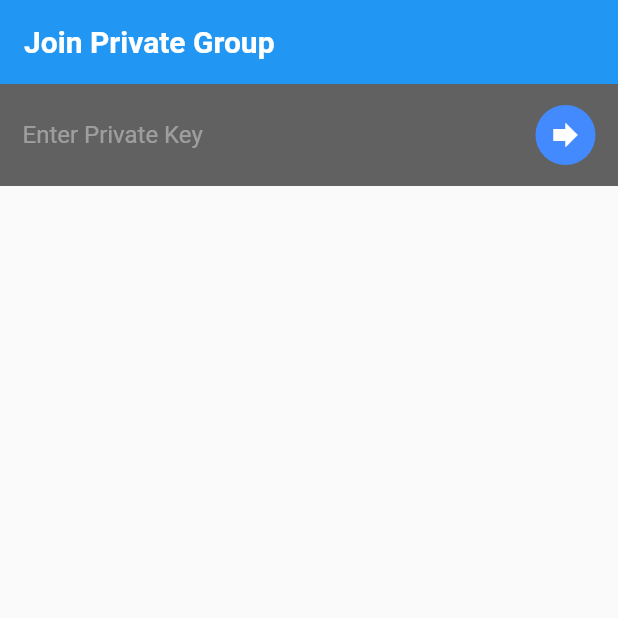
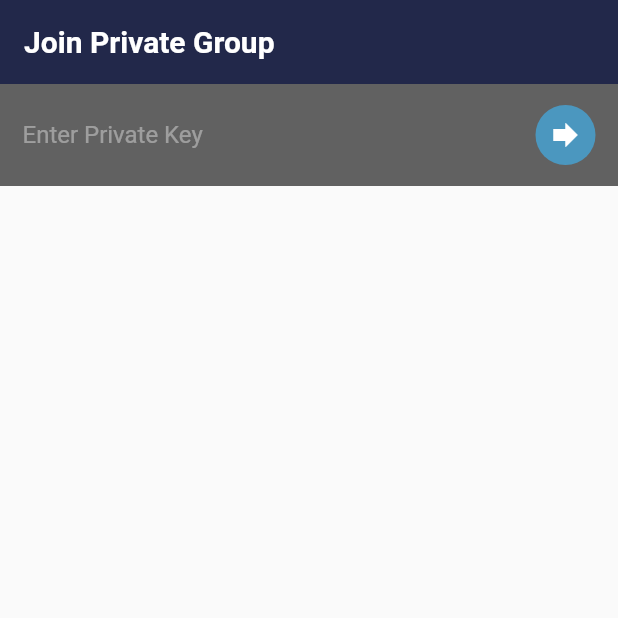
Before and after one commit to itskpalusa/chat-dart, a Flutter app: the SearchPrivateScreen screen opened directly, on a phone screen of 412 x 824 dp, the top half of it. Run offline on Flutter 3.47's test engine with Material 2 defaults, Android fonts, the phone set to English and light mode, and no system bars; our stand-ins replace cached_network_image, cloud_firestore, firebase_analytics, firebase_auth, firebase_core, firebase_messaging and 4 more; missing offline and left inert: image_downloader, wiredash; accounts and stored records are empty; network calls fail; project files that could hold a hidden picture were left out.

Commit message:
Brand designs from ds import

```diff
--- a/lib/constants.dart
+++ b/lib/constants.dart
@@ -39,3 +39,7 @@ const ktextInputDecoration = InputDecoration(
   focusedBorder: OutlineInputBorder(
       borderSide: BorderSide(color: Color(0xFFFF0889B6), width: 2.0)),
 );
+
+
+const kSteelBlue= Color(0xFFFF4b97bf);
+const kPortGoreBackground= Color(0xFFFF22284a);
--- a/lib/screens/chat_screen.dart
+++ b/lib/screens/chat_screen.dart
@@ -6,11 +6,12 @@ import 'package:flutter/material.dart';
 import 'package:chat/services/db_service.dart';
 import 'package:chat/components/message_tile.dart';
 import 'dart:io';
-import 'dart:math' as math;
 import 'package:firebase_messaging/firebase_messaging.dart';
 import 'package:firebase_analytics/firebase_analytics.dart';
 import 'package:image_picker/image_picker.dart';
 import 'package:firebase_storage/firebase_storage.dart' as firebase_storage;
+
+import '../constants.dart';
 
 Future<void> saveTokenToDatabase(String token) async {
   // Assume user is logged in for this example
@@ -252,6 +253,7 @@ class _ChatScreenState extends State<ChatScreen> {
       resizeToAvoidBottomPadding: true,
       appBar: AppBar(
         title: Text(widget.groupName),
+        backgroundColor: kPortGoreBackground,
         centerTitle: true,
         elevation: 0.0,
         actions: <Widget>[
@@ -332,7 +334,7 @@ class _ChatScreenState extends State<ChatScreen> {
                             height: 50.0,
                             width: 50.0,
                             decoration: BoxDecoration(
-                                color: Colors.blueAccent,
+                                color: kSteelBlue,
                                 borderRadius: BorderRadius.circular(50)),
                             child: Center(
                                 child: Icon(Icons.send, color: Colors.white)),
--- a/lib/screens/conversation_chat_screen.dart
+++ b/lib/screens/conversation_chat_screen.dart
@@ -9,6 +9,8 @@ import 'package:firebase_messaging/firebase_messaging.dart';
 import 'package:firebase_analytics/firebase_analytics.dart';
 import 'package:image_picker/image_picker.dart';
 import 'package:firebase_storage/firebase_storage.dart' as firebase_storage;
+
+import '../constants.dart';
 
 Future<void> saveTokenToDatabase(String token) async {
   // Assume user is logged in for this example
@@ -189,6 +191,7 @@ class _ConversationChatScreenState extends State<ConversationChatScreen> {
       resizeToAvoidBottomPadding: true,
       appBar: AppBar(
         title: Text(widget.otherUserName),
+        backgroundColor: kPortGoreBackground,
         centerTitle: true,
         elevation: 0.0,
       ),
@@ -250,7 +253,7 @@ class _ConversationChatScreenState extends State<ConversationChatScreen> {
                             height: 50.0,
                             width: 50.0,
                             decoration: BoxDecoration(
-                                color: Colors.blueAccent,
+                                color: kSteelBlue,
                                 borderRadius: BorderRadius.circular(50)),
                             child: Center(
                                 child: Icon(Icons.send, color: Colors.white)),
--- a/lib/screens/home.dart
+++ b/lib/screens/home.dart
@@ -7,6 +7,7 @@ import 'package:chat/screens/settings_screen.dart';
 import 'package:firebase_auth/firebase_auth.dart';
 import 'package:flutter/cupertino.dart';
 import 'package:flutter/material.dart';
+import '../constants.dart';
 import 'home_screen.dart';
 import 'package:chat/services/auth_services.dart';
 import 'package:firebase_analytics/firebase_analytics.dart';
--- a/lib/screens/home_screen.dart
+++ b/lib/screens/home_screen.dart
@@ -9,6 +9,8 @@ import 'package:chat/helper/helper_functions.dart';
 import 'package:chat/services/auth_services.dart';
 import 'package:chat/services/db_service.dart';
 import 'package:chat/components/group_tile.dart';
+
+import '../constants.dart';
 
 class HomeScreen extends StatefulWidget {
   @override
@@ -216,6 +218,7 @@ class _HomeScreenState extends State<HomeScreen> {
   Widget build(BuildContext context) {
     return Scaffold(
       appBar: AppBar(
+        backgroundColor: kPortGoreBackground,
         title: Text('Groups',
             style: TextStyle(fontSize: 27.0, fontWeight: FontWeight.bold)),
         elevation: 0.0,
--- a/lib/screens/search_private_screen.dart
+++ b/lib/screens/search_private_screen.dart
@@ -6,6 +6,7 @@ import 'package:chat/helper/helper_functions.dart';
 import 'package:chat/screens/chat_screen.dart';
 import 'package:chat/services/db_service.dart';
 
+import '../constants.dart';
 
 class SearchPrivateScreen extends StatefulWidget {
   @override
@@ -59,7 +60,7 @@ class _SearchPrivateScreenState extends State<SearchPrivateScreen> {
 
   void _showScaffold(String message) {
     _scaffoldKey.currentState.showSnackBar(SnackBar(
-      backgroundColor: Colors.blueAccent,
+      backgroundColor: kPortGoreBackground,
       duration: Duration(milliseconds: 1500),
       content: Text(message,
           textAlign: TextAlign.center, style: TextStyle(fontSize: 17.0)),
@@ -156,10 +157,9 @@ class _SearchPrivateScreenState extends State<SearchPrivateScreen> {
       key: _scaffoldKey,
       appBar: AppBar(
         elevation: 0.0,
+        backgroundColor: kPortGoreBackground,
         title: Text('Join Private Group',
-            style: TextStyle(
-                fontWeight: FontWeight.bold,
-                color: Colors.white)),
+            style: TextStyle(fontWeight: FontWeight.bold, color: Colors.white)),
       ),
       body: isLoading
           ? Container(
@@ -199,9 +199,10 @@ class _SearchPrivateScreenState extends State<SearchPrivateScreen> {
                                 height: 40,
                                 width: 40,
                                 decoration: BoxDecoration(
-                              color: Colors.blueAccent,
+                                    color: kSteelBlue,
                                     borderRadius: BorderRadius.circular(40)),
-                          child: Icon(Icons.forward, color: Colors.white)))
+                                child:
+                                    Icon(Icons.forward, color: Colors.white)))
                       ],
                     ),
                   ),
--- a/lib/screens/search_screen.dart
+++ b/lib/screens/search_screen.dart
@@ -1,3 +1,4 @@
+import 'package:chat/constants.dart';
 import 'package:cloud_firestore/cloud_firestore.dart';
 import 'package:firebase_analytics/firebase_analytics.dart';
 import 'package:firebase_auth/firebase_auth.dart';
@@ -159,7 +160,7 @@ class _SearchScreenState extends State<SearchScreen> {
             style: TextStyle(
                 fontSize: 27.0,
                 fontWeight: FontWeight.bold,
-                color: Colors.white)),
+                color: Colors.white)),backgroundColor: kPortGoreBackground,
       ),
       body: isLoading
           ? Container(
@@ -199,7 +200,7 @@ class _SearchScreenState extends State<SearchScreen> {
                                 height: 40,
                                 width: 40,
                                 decoration: BoxDecoration(
-                                    color: Colors.blueAccent,
+                                    color: kSteelBlue,
                                     borderRadius: BorderRadius.circular(40)),
                                 child: Icon(Icons.search, color: Colors.white)))
                       ],
--- a/lib/screens/user_profile_screen.dart
+++ b/lib/screens/user_profile_screen.dart
@@ -5,6 +5,8 @@ import 'package:cloud_firestore/cloud_firestore.dart';
 import 'package:firebase_auth/firebase_auth.dart';
 import 'package:flutter/material.dart';
 import 'package:chat/services/db_service.dart';
+
+import '../constants.dart';
 
 class UserProfileScreen extends StatefulWidget {
   final String userName;
@@ -99,7 +101,7 @@ class _UserProfileScreenState extends State<UserProfileScreen> {
                     );
                   },
                   style: ElevatedButton.styleFrom(
-                    primary: Colors.blue, // background
+                    primary: kSteelBlue, // background
                     onPrimary: Colors.white, // foreground
                   ),
                   child: Text(
```
Also changed, not shown: lib/screens/chat_settings.dart (+6 -3 lines), lib/screens/conversations_home_screen.dart (+7 -2 lines), lib/screens/settings_screen.dart (+6 -5 lines). Lines whose indentation alone changed are shown as unchanged.
